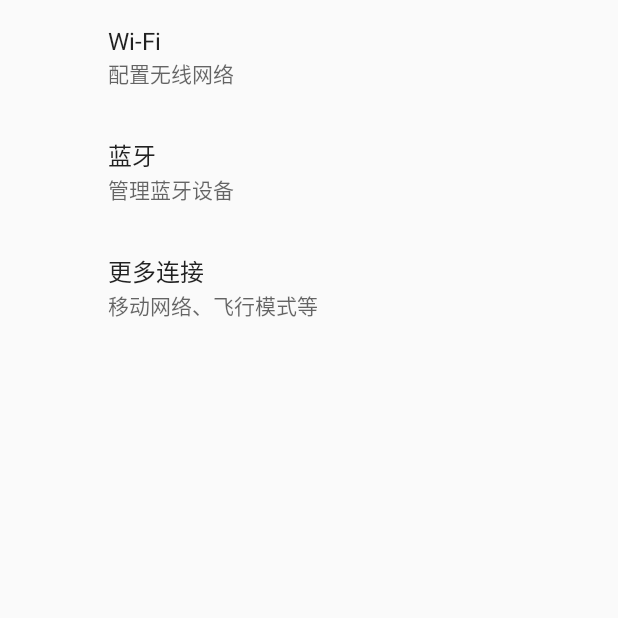
After one commit to Morgan-C-CV/TableOS, an Android app: the fragment NetworkSettingsFragment placed in its activity, on a phone screen of 412 x 824 dp, the top half of it. The commit adds this screen. Run offline under Robolectric (Android 15) with nearby library versions, the phone set to English and light mode, and no system bars; our stand-ins replace androidx.preference.

Commit message:
try customize setting

```diff
--- a/settings/build.gradle
+++ b/settings/build.gradle
@@ -36,4 +36,5 @@ dependencies {
     implementation "org.jetbrains.kotlin:kotlin-stdlib:1.9.24"
     implementation 'androidx.core:core-ktx:1.12.0'
     implementation 'androidx.appcompat:appcompat:1.6.1'
+    implementation 'androidx.preference:preference-ktx:1.2.1'
 }
--- /dev/null
+++ b/settings/src/main/java/com/tableos/settings/NetworkSettingsFragment.kt
@@ -0,0 +1,26 @@
+package com.tableos.settings
+
+import android.content.Intent
+import android.os.Bundle
+import android.provider.Settings
+import androidx.preference.Preference
+import androidx.preference.PreferenceFragmentCompat
+
+class NetworkSettingsFragment : PreferenceFragmentCompat() {
+    override fun onCreatePreferences(savedInstanceState: Bundle?, rootKey: String?) {
+        setPreferencesFromResource(R.xml.network_preferences, rootKey)
+
+        findPreference<Preference>("wifi")?.setOnPreferenceClickListener {
+            startActivity(Intent(Settings.ACTION_WIFI_SETTINGS))
+            true
+        }
+        findPreference<Preference>("bluetooth")?.setOnPreferenceClickListener {
+            startActivity(Intent(Settings.ACTION_BLUETOOTH_SETTINGS))
+            true
+        }
+        findPreference<Preference>("internet")?.setOnPreferenceClickListener {
+            startActivity(Intent(Settings.ACTION_WIRELESS_SETTINGS))
+            true
+        }
+    }
+}
--- /dev/null
+++ b/settings/src/main/java/com/tableos/settings/RootSettingsFragment.kt
@@ -0,0 +1,44 @@
+package com.tableos.settings
+
+import android.os.Bundle
+import androidx.preference.Preference
+import androidx.preference.PreferenceFragmentCompat
+
+class RootSettingsFragment : PreferenceFragmentCompat() {
+    override fun onCreatePreferences(savedInstanceState: Bundle?, rootKey: String?) {
+        setPreferencesFromResource(R.xml.root_preferences, rootKey)
+
+        findPreference<Preference>("category_network")?.setOnPreferenceClickListener {
+            navigate(NetworkSettingsFragment())
+            true
+        }
+        findPreference<Preference>("category_display")?.setOnPreferenceClickListener {
+            navigate(DisplaySettingsFragment())
+            true
+        }
+        findPreference<Preference>("category_sound")?.setOnPreferenceClickListener {
+            navigate(SoundSettingsFragment())
+            true
+        }
+        findPreference<Preference>("category_apps")?.setOnPreferenceClickListener {
+            navigate(AppsSettingsFragment())
+            true
+        }
+        findPreference<Preference>("category_storage")?.setOnPreferenceClickListener {
+            navigate(StorageSettingsFragment())
+            true
+        }
+        findPreference<Preference>("category_about")?.setOnPreferenceClickListener {
+            navigate(AboutSettingsFragment())
+            true
+        }
+    }
+
+    private fun navigate(fragment: PreferenceFragmentCompat) {
+        parentFragmentManager
+            .beginTransaction()
+            .replace(R.id.settings_container, fragment)
+            .addToBackStack(null)
+            .commit()
+    }
+}
--- a/settings/src/main/java/com/tableos/settings/SettingsActivity.kt
+++ b/settings/src/main/java/com/tableos/settings/SettingsActivity.kt
@@ -1,25 +1,18 @@
 package com.tableos.settings
 
-import android.content.Intent
 import android.os.Bundle
 import androidx.appcompat.app.AppCompatActivity
-import android.provider.Settings
 
 class SettingsActivity : AppCompatActivity() {
     override fun onCreate(savedInstanceState: Bundle?) {
         super.onCreate(savedInstanceState)
-        try {
-            val intent = Intent(Settings.ACTION_SETTINGS)
-            startActivity(intent)
-        } catch (e: Exception) {
-            // 兜底：若系统不支持标准 Settings Action，则尝试直接启动包名
-            try {
-                val intent = Intent().setClassName("com.android.settings", "com.android.settings.Settings")
-                startActivity(intent)
-            } catch (_: Exception) {
-                // 无法打开系统设置则直接结束
-            }
+        setContentView(R.layout.activity_settings)
+
+        if (savedInstanceState == null) {
+            supportFragmentManager
+                .beginTransaction()
+                .replace(R.id.settings_container, RootSettingsFragment())
+                .commit()
         }
-        finish()
     }
 }
--- /dev/null
+++ b/settings/src/main/res/layout/activity_settings.xml
@@ -0,0 +1,5 @@
+<?xml version="1.0" encoding="utf-8"?>
+<FrameLayout xmlns:android="http://schemas.android.com/apk/res/android"
+    android:id="@+id/settings_container"
+    android:layout_width="match_parent"
+    android:layout_height="match_parent" />
--- /dev/null
+++ b/settings/src/main/res/xml/network_preferences.xml
@@ -0,0 +1,15 @@
+<?xml version="1.0" encoding="utf-8"?>
+<PreferenceScreen xmlns:android="http://schemas.android.com/apk/res/android">
+    <Preference
+        android:key="wifi"
+        android:title="Wi‑Fi"
+        android:summary="配置无线网络" />
+    <Preference
+        android:key="bluetooth"
+        android:title="蓝牙"
+        android:summary="管理蓝牙设备" />
+    <Preference
+        android:key="internet"
+        android:title="更多连接"
+        android:summary="移动网络、飞行模式等" />
+</PreferenceScreen>
--- /dev/null
+++ b/settings/src/main/res/xml/root_preferences.xml
@@ -0,0 +1,34 @@
+<?xml version="1.0" encoding="utf-8"?>
+<PreferenceScreen xmlns:android="http://schemas.android.com/apk/res/android">
+
+    <Preference
+        android:key="category_network"
+        android:title="网络与连接"
+        android:summary="Wi‑Fi、蓝牙与互联网设置" />
+
+    <Preference
+        android:key="category_display"
+        android:title="显示"
+        android:summary="亮度、屏幕与外接显示" />
+
+    <Preference
+        android:key="category_sound"
+        android:title="声音"
+        android:summary="音量、铃声与其他音频设置" />
+
+    <Preference
+        android:key="category_apps"
+        android:title="应用与通知"
+        android:summary="应用管理与权限" />
+
+    <Preference
+        android:key="category_storage"
+        android:title="存储"
+        android:summary="磁盘空间与文件" />
+
+    <Preference
+        android:key="category_about"
+        android:title="关于设备"
+        android:summary="设备信息与软件版本" />
+
+</PreferenceScreen>
```
Also changed, not shown: app/src/main/java/com/tableos/app/MainActivity.kt (+17 -5 lines), settings/src/main/java/com/tableos/settings/AboutSettingsFragment.kt (added, +18 -0 lines), settings/src/main/java/com/tableos/settings/AppsSettingsFragment.kt (added, +18 -0 lines), settings/src/main/java/com/tableos/settings/DisplaySettingsFragment.kt (added, +22 -0 lines), settings/src/main/java/com/tableos/settings/SoundSettingsFragment.kt (added, +18 -0 lines), settings/src/main/java/com/tableos/settings/StorageSettingsFragment.kt (added, +18 -0 lines), settings/src/main/res/xml/about_preferences.xml (added, +7 -0 lines), settings/src/main/res/xml/apps_preferences.xml (added, +7 -0 lines), settings/src/main/res/xml/display_preferences.xml (added, +11 -0 lines), settings/src/main/res/xml/sound_preferences.xml (added, +7 -0 lines), settings/src/main/res/xml/storage_preferences.xml (added, +7 -0 lines).
